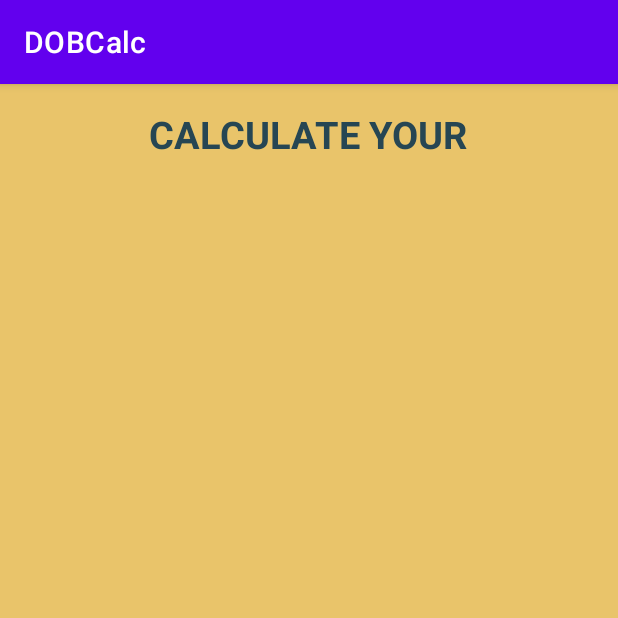
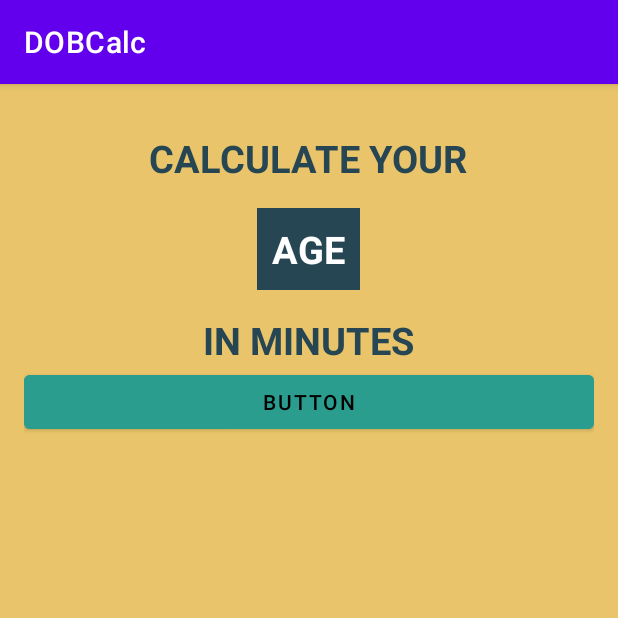
Before and after one commit to Clannis/DOBCalc, an Android app: the screen it shows after launch (MainActivity), on a phone screen of 412 x 824 dp, the top half of it. Run offline under Robolectric (Android 15) with nearby library versions, the phone set to English and light mode, and no system bars.

Commit message:
Add more TextViews and a Button to UI and create new color variables

```diff
--- a/app/src/main/res/layout/activity_main.xml
+++ b/app/src/main/res/layout/activity_main.xml
@@ -8,6 +8,7 @@
     android:orientation="vertical"
     android:background="@color/bgColor"
     android:gravity="center_horizontal"
+    android:padding="16dp"
     >
 
     <TextView
@@ -20,4 +21,36 @@
         android:textStyle="bold"
         />
 
+    <TextView
+        android:layout_width="wrap_content"
+        android:layout_height="wrap_content"
+        android:layout_marginTop="16dp"
+        android:text="AGE"
+        android:padding="10dp"
+        android:background="@color/textBlue"
+        android:textColor="@color/white"
+        android:textSize="25sp"
+        android:textStyle="bold"
+        />
+
+    <TextView
+        android:layout_width="wrap_content"
+        android:layout_height="wrap_content"
+        android:layout_marginTop="16dp"
+        android:text="IN MINUTES"
+        android:textColor="@color/textBlue"
+        android:textSize="25sp"
+        android:textStyle="bold"
+        />
+
+    <Button
+        android:id="@+id/button"
+        android:layout_width="match_parent"
+        android:layout_height="wrap_content"
+        android:text="Button"
+        android:backgroundTint="@color/btnBgColor"
+        android:textColor="@color/black"
+        />
+
+
 </LinearLayout>
--- a/app/src/main/res/values/colors.xml
+++ b/app/src/main/res/values/colors.xml
@@ -9,4 +9,5 @@
     <color name="white">#FFFFFFFF</color>
     <color name="textBlue">#264653</color>
     <color name="bgColor">#e9c46a</color>
+    <color name="btnBgColor">#2a9d8f</color>
 </resources>
```
